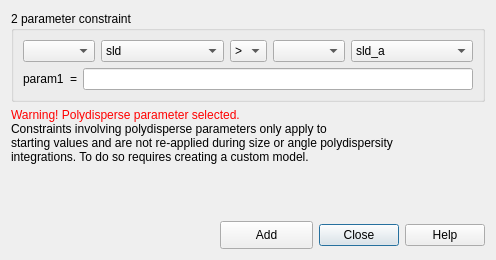
The window that src/sas/qtgui/Perspectives/Fitting/UI/ComplexConstraintUI.ui (SasView/sasview) describes before a commit, drawn with Qt 5.
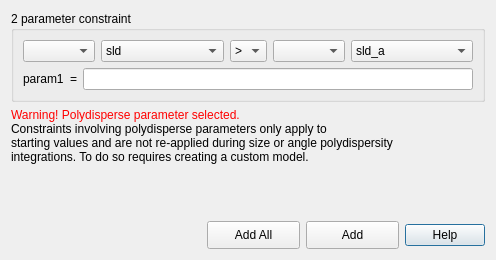
The same window after the commit.

Commit message: Replace Apply button menu driven functionality with additional button. Removed Cancel. Removed the window system context help button from all affected widgets. SASVIEW-1239

Diff of the .ui file:
```diff
--- a/src/sas/qtgui/Perspectives/Fitting/UI/ComplexConstraintUI.ui
+++ b/src/sas/qtgui/Perspectives/Fitting/UI/ComplexConstraintUI.ui
@@ -138,14 +138,54 @@
        </property>
        <property name="sizeHint" stdset="0">
         <size>
-         <width>88</width>
+         <width>58</width>
          <height>20</height>
         </size>
        </property>
       </spacer>
      </item>
+     <item>
+      <widget class="QToolButton" name="cmdAddAll">
+       <property name="sizePolicy">
+        <sizepolicy hsizetype="Preferred" vsizetype="Fixed">
+         <horstretch>0</horstretch>
+         <verstretch>0</verstretch>
+        </sizepolicy>
+       </property>
+       <property name="minimumSize">
+        <size>
+         <width>93</width>
+         <height>28</height>
+        </size>
+       </property>
+       <property name="toolTip">
+        <string>&lt;html&gt;&lt;head/&gt;&lt;body&gt;&lt;p&gt;Add constraints between all identically named parameters in both fitpages&lt;/p&gt;&lt;/body&gt;&lt;/html&gt;</string>
+       </property>
+       <property name="text">
+        <string>Add All</string>
+       </property>
+       <property name="popupMode">
+        <enum>QToolButton::InstantPopup</enum>
+       </property>
+       <property name="toolButtonStyle">
+        <enum>Qt::ToolButtonTextOnly</enum>
+       </property>
+       <property name="autoRaise">
+        <bool>false</bool>
+       </property>
+       <property name="arrowType">
+        <enum>Qt::DownArrow</enum>
+       </property>
+      </widget>
+     </item>
      <item>
       <widget class="QToolButton" name="cmdOK">
+       <property name="sizePolicy">
+        <sizepolicy hsizetype="Preferred" vsizetype="Fixed">
+         <horstretch>0</horstretch>
+         <verstretch>0</verstretch>
+        </sizepolicy>
+       </property>
        <property name="minimumSize">
         <size>
          <width>93</width>
@@ -172,16 +212,6 @@
        </property>
       </widget>
      </item>
-     <item>
-      <widget class="QPushButton" name="cmdCancel">
-       <property name="toolTip">
-        <string>&lt;html&gt;&lt;head/&gt;&lt;body&gt;&lt;p&gt;Close the window.&lt;/p&gt;&lt;/body&gt;&lt;/html&gt;</string>
-       </property>
-       <property name="text">
-        <string>Close</string>
-       </property>
-      </widget>
-     </item>
      <item>
       <widget class="QPushButton" name="cmdHelp">
        <property name="text">
```
Left out of the diff: 19 changed lines with no effect on the pictures. The commit also changes 29 other files.
